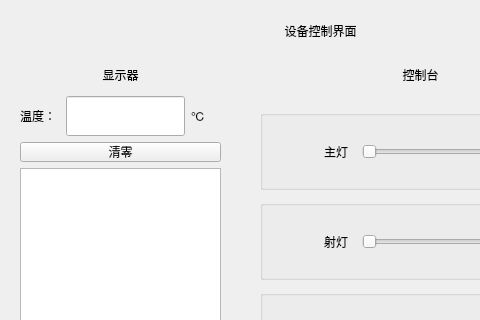
This is wps/QT/SmartHome/device.ui in Chansla/Training as Qt 5 draws it before an edit; both pictures show x 0 to 480 and y 0 to 320 of the 640 by 480 pixel window. The edited form follows.
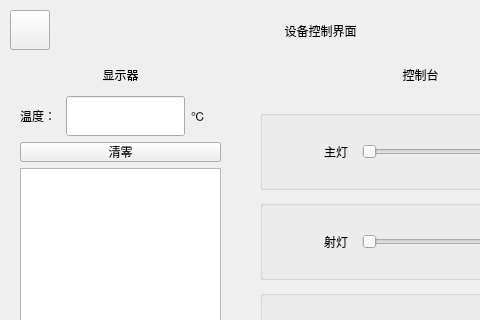
This is the edited form.

```diff
--- a/wps/QT/SmartHome/device.ui
+++ b/wps/QT/SmartHome/device.ui
@@ -806,6 +806,25 @@
     <set>Qt::AlignCenter</set>
    </property>
   </widget>
+  <widget class="QPushButton" name="pushButton_close">
+   <property name="geometry">
+    <rect>
+     <x>10</x>
+     <y>10</y>
+     <width>40</width>
+     <height>40</height>
+    </rect>
+   </property>
+   <property name="sizePolicy">
+    <sizepolicy hsizetype="Fixed" vsizetype="Fixed">
+     <horstretch>0</horstretch>
+     <verstretch>0</verstretch>
+    </sizepolicy>
+   </property>
+   <property name="text">
+    <string/>
+   </property>
+  </widget>
  </widget>
  <resources/>
  <connections/>
```
